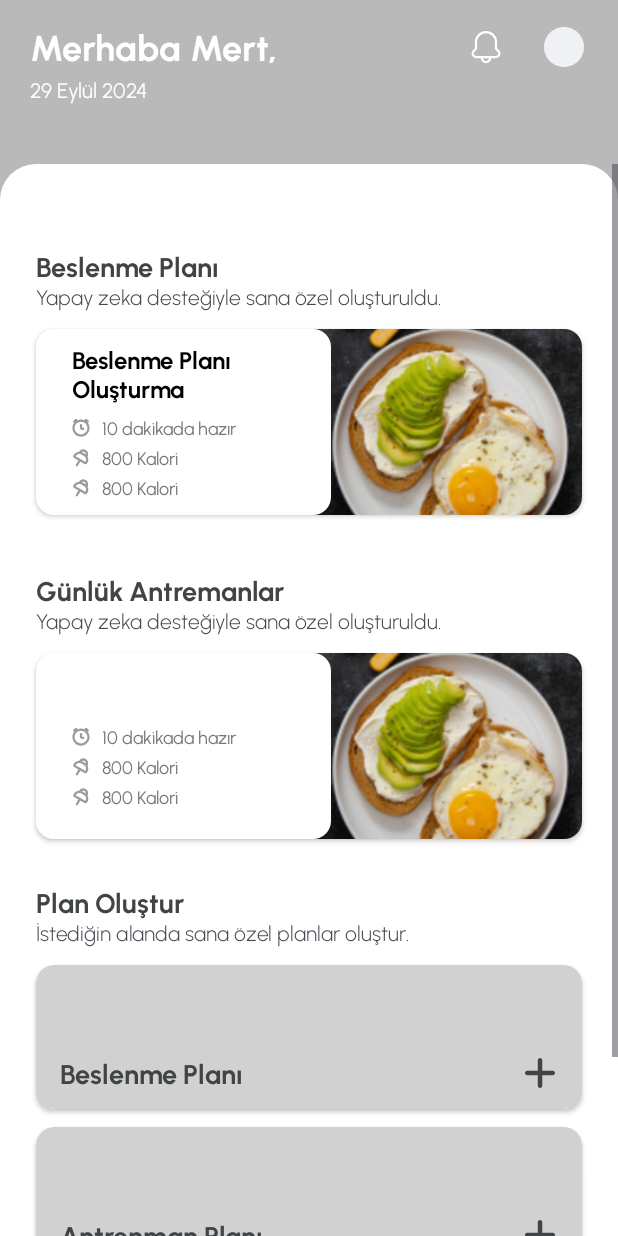
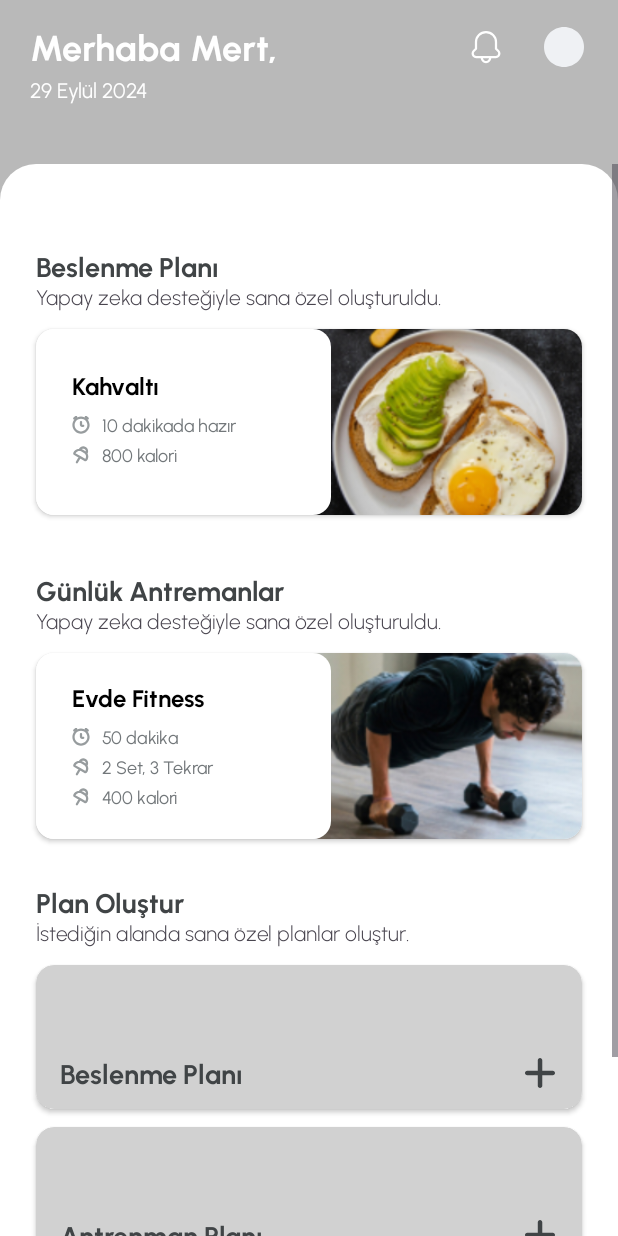
Before and after one commit to meetOzan/FitAI, an Android app: the HomeFragment screen opened through its navigation route, on a phone screen of 412 x 824 dp. Run offline under Robolectric (Android 15) with nearby library versions, the phone set to English and light mode, and no system bars.

```diff
--- a/app/src/main/java/com/mobven/fitai/home/HomeFragment.kt
+++ b/app/src/main/java/com/mobven/fitai/home/HomeFragment.kt
@@ -1,8 +1,10 @@
 package com.mobven.fitai.home
 
+import android.view.View
 import androidx.navigation.fragment.findNavController
 import com.mobven.fitai.R
 import com.mobven.fitai.base.BaseFragment
+import com.mobven.fitai.databinding.CardPlanItemBinding
 import com.mobven.fitai.databinding.FragmentHomeBinding
 
 class HomeFragment : BaseFragment<FragmentHomeBinding>(FragmentHomeBinding::inflate) {
@@ -10,13 +12,46 @@ class HomeFragment : BaseFragment<FragmentHomeBinding>(FragmentHomeBinding::infl
     override fun observeUi() {
         with(binding) {
 
-            includeFoodPlanItem.tvPlanName.text = context?.getString(R.string.eating_plan)
+            setupCards(includeFoodPlanItem,"Kahvaltı",
+                "10 dakikada hazır",
+                "800 kalori",
+                image = R.drawable.food_plan_item)
+            includeFoodPlanItem.thirdTv.visibility = View.GONE
+            includeFoodPlanItem.thirdIcon.visibility = View.GONE
+
+            setupCards(includeTrainingItem,
+                "Evde Fitness",
+                "50 dakika",
+                "2 Set, 3 Tekrar",
+                "400 kalori",
+                R.drawable.training_plan_item)
 
             ivFoodPlanAdd.setOnClickListener {
                 findNavController().navigate(R.id.action_homeFragment_to_nutritionFragment)
             }
 
+            ivTrainingPlanAdd.setOnClickListener {
+                findNavController().navigate(R.id.action_homeFragment_to_trainingFragment)
+            }
+
+
         }
+
+
     }
+}
+
+private fun setupCards(item : CardPlanItemBinding,
+                       header : String ,
+                       firstTv : String,
+                       secondTv : String,
+                       thirdTv : String = "",
+                       image : Int){
+
+    item.tvPlanName.text = header
+    item.firstTv.text = firstTv
+    item.secondTv.text = secondTv
+    item.thirdTv.text = thirdTv
+    item.ivCircle.setImageResource(image)
 
 }
--- a/app/src/main/java/com/mobven/fitai/login/sign_up/screens/HealthProblemFragment.kt
+++ b/app/src/main/java/com/mobven/fitai/login/sign_up/screens/HealthProblemFragment.kt
@@ -11,9 +11,9 @@ class HealthProblemFragment :
     override fun observeUi() {
         binding.btnHealthProblemContinue.setOnClickListener {
             val currentItem =
-                requireActivity().findViewById<ViewPager2>(R.id.sign_up_view_pager).currentItem
+                requireActivity().findViewById<ViewPager2>(R.id.vp_training).currentItem
             val nextItem = currentItem + 1
-            requireActivity().findViewById<ViewPager2>(R.id.sign_up_view_pager)
+            requireActivity().findViewById<ViewPager2>(R.id.vp_training)
                 .setCurrentItem(nextItem, true)
         }
     }
--- a/app/src/main/java/com/mobven/fitai/login/sign_up/screens/PreferredSportFragment.kt
+++ b/app/src/main/java/com/mobven/fitai/login/sign_up/screens/PreferredSportFragment.kt
@@ -46,9 +46,9 @@ class PreferredSportFragment : BaseFragment<FragmentGoalsBinding>(FragmentGoalsB
         binding.rvGoals.adapter = adapter
 
         binding.btnGoalsContinue.setOnClickListener {
-            val currentItem = requireActivity().findViewById<ViewPager2>(R.id.sign_up_view_pager).currentItem
+            val currentItem = requireActivity().findViewById<ViewPager2>(R.id.vp_training).currentItem
             val nextItem = currentItem + 1
-            requireActivity().findViewById<ViewPager2>(R.id.sign_up_view_pager).setCurrentItem(nextItem, true)
+            requireActivity().findViewById<ViewPager2>(R.id.vp_training).setCurrentItem(nextItem, true)
         }
     }
 }
--- a/app/src/main/java/com/mobven/fitai/login/sign_up/screens/SportBodyPartFragment.kt
+++ b/app/src/main/java/com/mobven/fitai/login/sign_up/screens/SportBodyPartFragment.kt
@@ -52,9 +52,9 @@ class SportBodyPartFragment : BaseFragment<FragmentSportBodyPartBinding>(Fragmen
         binding.rvBodyPartSport.adapter = adapter
 
         binding.btnBodyPartContinue.setOnClickListener {
-            val currentItem = requireActivity().findViewById<ViewPager2>(R.id.sign_up_view_pager).currentItem
+            val currentItem = requireActivity().findViewById<ViewPager2>(R.id.vp_training).currentItem
             val nextItem = currentItem + 1
-            requireActivity().findViewById<ViewPager2>(R.id.sign_up_view_pager).setCurrentItem(nextItem, true)
+            requireActivity().findViewById<ViewPager2>(R.id.vp_training).setCurrentItem(nextItem, true)
         }
     }
 
--- a/app/src/main/java/com/mobven/fitai/login/sign_up/screens/SportOftenFragment.kt
+++ b/app/src/main/java/com/mobven/fitai/login/sign_up/screens/SportOftenFragment.kt
@@ -42,9 +42,9 @@ class SportOftenFragment : BaseFragment<FragmentGoalsBinding>(FragmentGoalsBindi
 
         binding.btnGoalsContinue.setOnClickListener {
             val currentItem =
-                requireActivity().findViewById<ViewPager2>(R.id.sign_up_view_pager).currentItem
+                requireActivity().findViewById<ViewPager2>(R.id.vp_training).currentItem
             val nextItem = currentItem + 1
-            requireActivity().findViewById<ViewPager2>(R.id.sign_up_view_pager)
+            requireActivity().findViewById<ViewPager2>(R.id.vp_training)
                 .setCurrentItem(nextItem, true)
         }
     }
```
Also changed, not shown: app/src/main/java/com/mobven/fitai/home/training/TrainingFragment.kt (added, +24 -0 lines), app/src/main/java/com/mobven/fitai/home/training/TrainingPagerAdapter.kt (added, +31 -0 lines), app/src/main/java/com/mobven/fitai/login/sign_up/screens/GoalsFragment.kt (+4 -4 lines).
